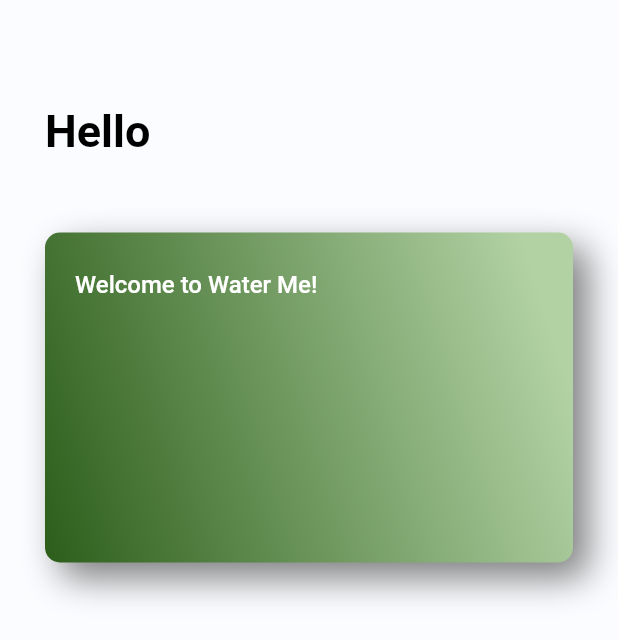
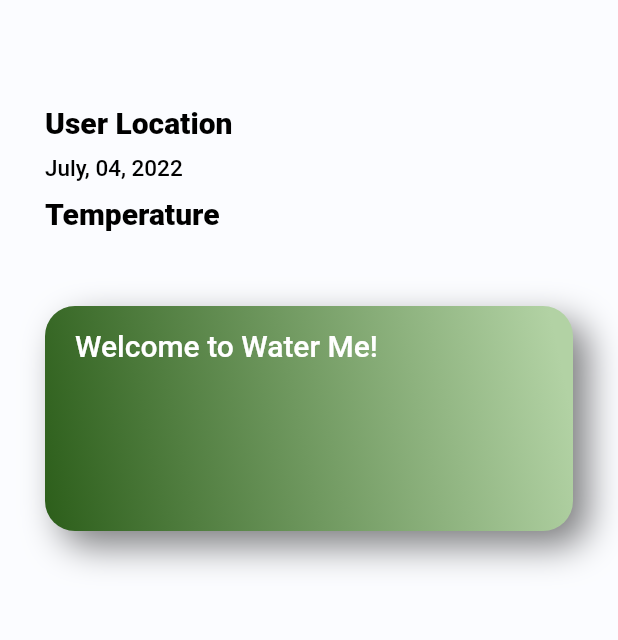
Before and after one commit to collierth/Team10-WaterMe, a Flutter app: the screen it shows after launch, on a phone screen of 412 x 824 dp. Shown: the top 640 px of the screen. Run offline on Flutter 3.47's test engine with Material 2 defaults, Android fonts, the phone set to English and light mode, and no system bars.

```diff
--- a/waterme/lib/colors.dart
+++ b/waterme/lib/colors.dart
@@ -8,4 +8,5 @@ class AppColor {
   static Color LimeGreen = const Color(0xFF81B622);
   static Color ForestGreen = const Color(0xFF1A4314);
   static Color Green = const Color(0xFF2C5E1A);
+  static Color dmgrey = const Color(0xFF3A3B3C);
 }
--- a/waterme/lib/home_page.dart
+++ b/waterme/lib/home_page.dart
@@ -1,5 +1,5 @@
 import 'dart:convert';
-
+import 'package:intl/intl.dart';
 import 'package:flutter/cupertino.dart';
 import 'package:flutter/material.dart';
 import 'package:flutter/src/foundation/key.dart';
@@ -14,8 +14,7 @@ class HomePage extends StatefulWidget {
 }
 
 class _HomePageState extends State<HomePage> {
-  String greeting = 'Hello';
-  var dt = DateTime.now();
+  String cdate = DateFormat("MMMM, dd, yyyy").format(DateTime.now());
   @override
   Widget build(BuildContext context) {
     return Scaffold(
@@ -23,23 +22,37 @@ class _HomePageState extends State<HomePage> {
       body: Container(
         padding: const EdgeInsets.only(top: 70, left: 30, right: 30),
         child: Column(
-          children: [
-            Row(
+          crossAxisAlignment: CrossAxisAlignment.start,
           children: [
                     Text(
-                  greeting,
+                      "User Location",
                       style: TextStyle(
-                    fontSize: 30,
+                        fontSize: 20,
+                        fontWeight: FontWeight.w900,
                         color: Colors.black,
-                    fontWeight: FontWeight.w700
                       ),
                     ),
-              ],
+                    SizedBox(height: 10),
+                    Text(cdate,
+                      style: TextStyle(
+                        fontSize: 15,
+                        fontWeight: FontWeight.w500,
+                        color: Colors.black,
+                      ),
+                    ),
+                    SizedBox(height: 10),
+                      Text(
+                      "Temperature",
+                      style: TextStyle(
+                        fontSize: 20,
+                        fontWeight: FontWeight.w900,
+                        color: Colors.black,
+                      ),
                     ),
             SizedBox(height: 50,),
             Container(
               width: MediaQuery.of(context).size.width,
-              height: 220,
+              height: 150,
               decoration: BoxDecoration(
                 gradient: LinearGradient(
                   colors: [
@@ -50,10 +63,10 @@ class _HomePageState extends State<HomePage> {
                   end: Alignment.centerRight,
                 ),
                 borderRadius: BorderRadius.only(
-                  topLeft: Radius.circular(10),
-                  bottomLeft: Radius.circular(10),
-                  bottomRight: Radius.circular(10),
-                  topRight: Radius.circular(10),
+                  topLeft: Radius.circular(20),
+                  bottomLeft: Radius.circular(20),
+                  bottomRight: Radius.circular(20),
+                  topRight: Radius.circular(20),
                 ),
                 boxShadow: [
                   BoxShadow(
@@ -64,14 +77,14 @@ class _HomePageState extends State<HomePage> {
                 ]
               ),
               child: Container(
-                padding: const EdgeInsets.only(left: 20, top: 25,),
+                padding: const EdgeInsets.only(left: 20, top: 15,),
                 child: Column(
                   crossAxisAlignment: CrossAxisAlignment.start,
                   children: [
                     Text(
                       "Welcome to Water Me!",
                       style: TextStyle(
-                        fontSize: 16,
+                        fontSize: 20,
                         fontWeight: FontWeight.w500,
                         color: Colors.white,
                       ),
```
Lines whose indentation alone changed are shown as unchanged.
